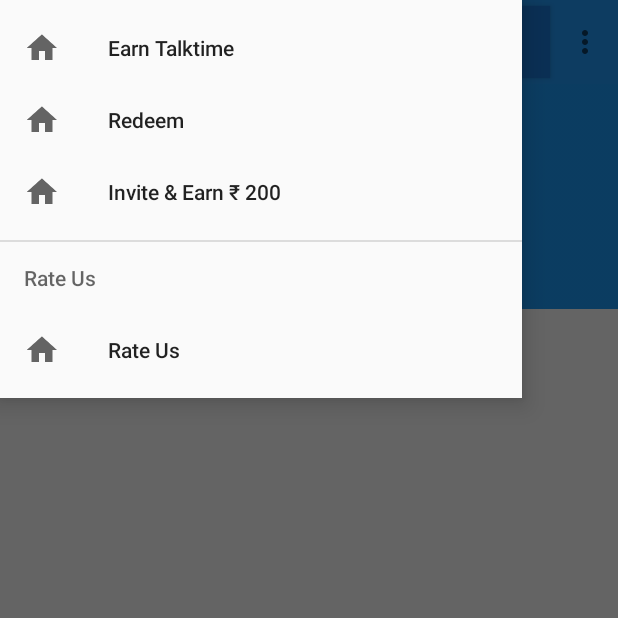
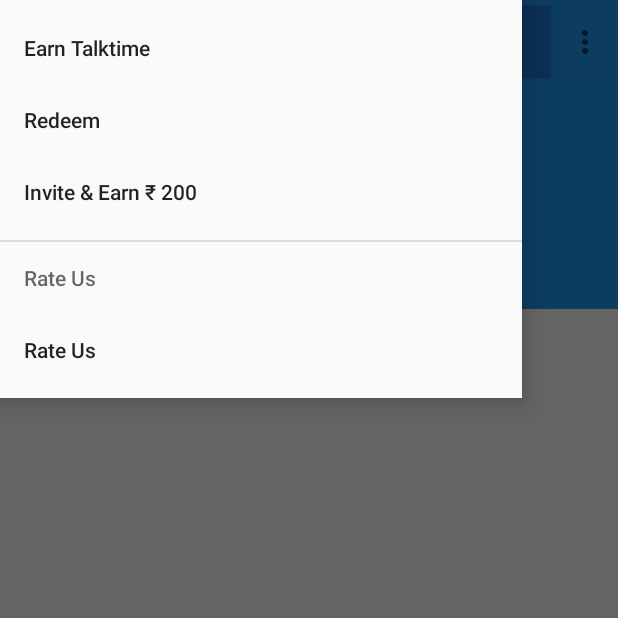
Before and after one commit to murtazaagaz/EarnTalktime, an Android app: the screen it shows after launch (MainActivity), with the side drawer open, on a phone screen of 412 x 824 dp, the top half of it. Run offline under Robolectric (Android 15) with nearby library versions, the phone set to English and light mode, and no system bars; our stand-ins replace ButterKnife, Volley; network calls fail.

Commit message:
Final touchup

```diff
--- a/app/src/main/java/com/murtaza/navigation1/network/ApiUrl.java
+++ b/app/src/main/java/com/murtaza/navigation1/network/ApiUrl.java
@@ -1,6 +1,6 @@
 package com.murtaza.navigation1.network;
 
 public class ApiUrl {
-    private static String SERVER = "http://demo.hackerkernel.com/mCent/";
+    private static String SERVER = "http://earntalktimeapp.com/api/";
     public static String OFFER_LIST = SERVER + "index.php";
 }
--- a/app/src/main/res/layout/activity_redeem_activuty.xml
+++ b/app/src/main/res/layout/activity_redeem_activuty.xml
@@ -37,7 +37,8 @@
 
             <EditText
                 android:layout_marginLeft="5dp"
-                android:hint="Enter Amount" />
+                android:hint="Enter Amount"
+                android:inputType="number"/>
         </TableRow>
 
 
--- a/app/src/main/res/menu/my_menu.xml
+++ b/app/src/main/res/menu/my_menu.xml
@@ -1,25 +1,21 @@
 <?xml version="1.0" encoding="utf-8"?>
 <menu xmlns:android="http://schemas.android.com/apk/res/android">
-    <group android:checkableBehavior="single"></group>
+    <group android:checkableBehavior="single"/>
     <item
         android:id="@+id/earn_talktime"
-        android:icon="@drawable/ic_home_black_48dp"
         android:title="Earn Talktime"/>
 
     <item
         android:id="@+id/redeem"
-        android:icon="@drawable/ic_home_black_48dp"
         android:title="Redeem"/>
     <item
         android:id="@+id/invite"
-        android:icon="@drawable/ic_home_black_48dp"
         android:title="@string/inviate_earn_200"/>
 
     <item android:title="Rate Us">
         <menu>
             <item
-                android:icon="@drawable/ic_home_black_48dp"
-                android:title="Rate Us"></item>
+                android:title="Rate Us"/>
         </menu>
     </item>
 
--- a/app/src/main/res/values/strings.xml
+++ b/app/src/main/res/values/strings.xml
@@ -1,5 +1,5 @@
 <resources>
-    <string name="app_name">Navigation1</string>
+    <string name="app_name">Earn Talktime</string>
     <string name="open">open</string>
     <string name="close">close</string>
     <string name="appname">Earn TalkTime</string>
```
Also changed, not shown: app/src/main/ic_launcher-web.png (added), app/src/main/res/mipmap-hdpi/ic_launcher.png, app/src/main/res/mipmap-mdpi/ic_launcher.png, app/src/main/res/mipmap-xhdpi/ic_launcher.png, app/src/main/res/mipmap-xxhdpi/ic_launcher.png, app/src/main/res/mipmap-xxxhdpi/ic_launcher.png.
